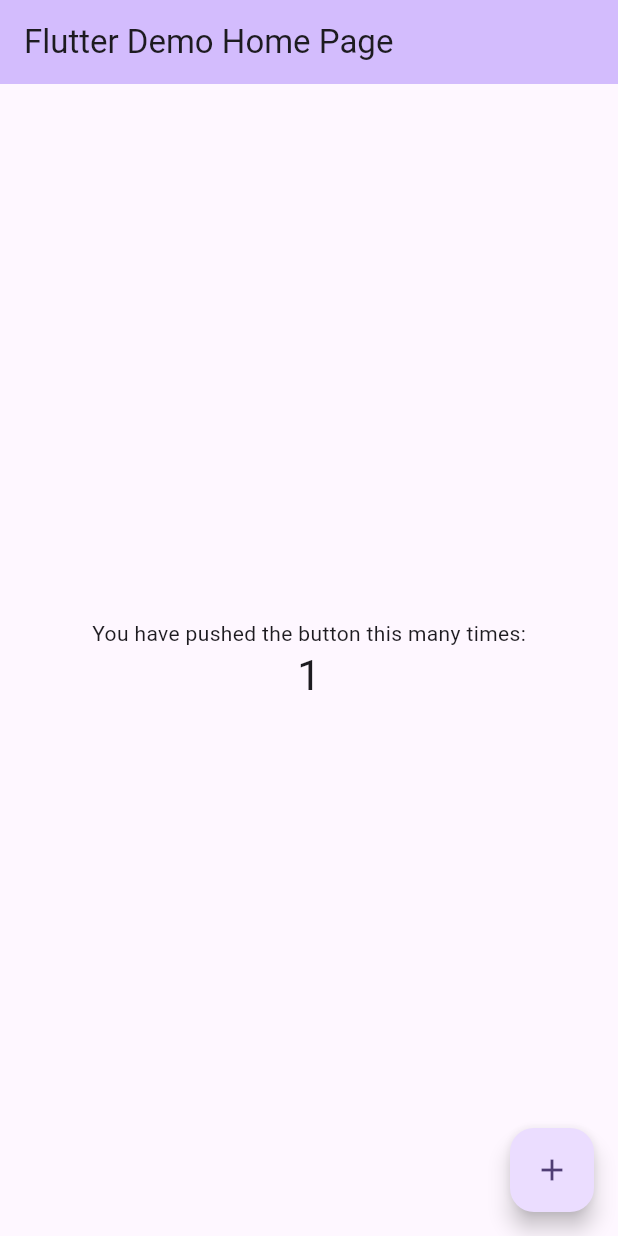
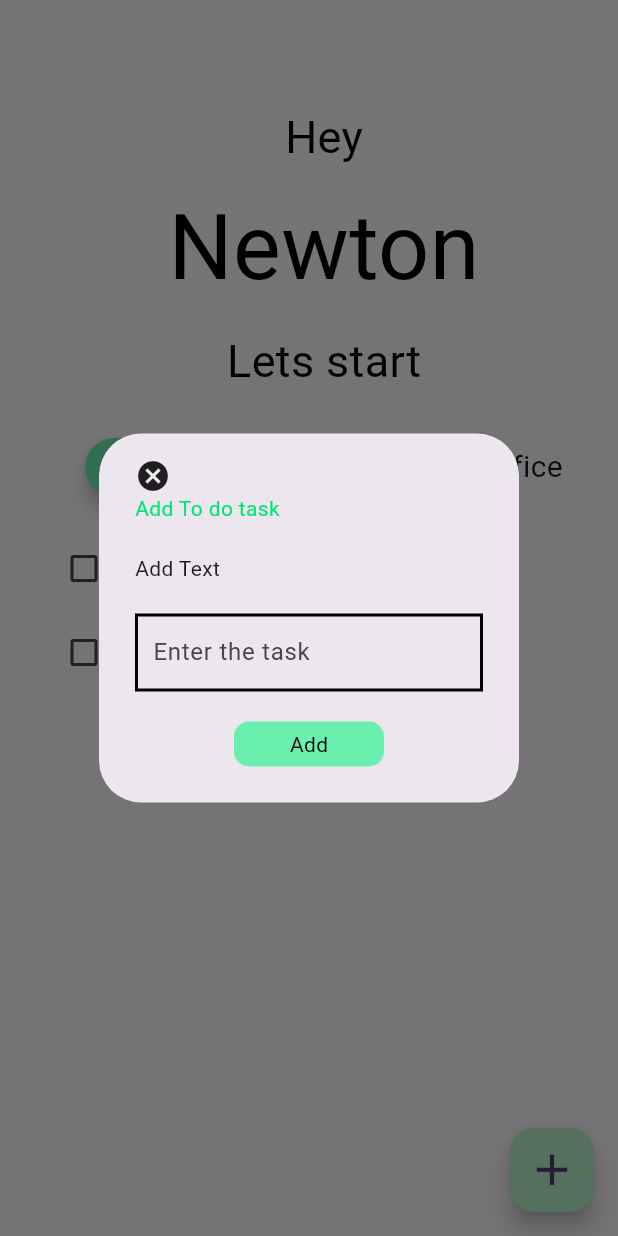
Before and after one commit to NewtonGain/aa, a Flutter app: the screen it shows after launch, after a tap on the "add" icon, on a phone screen of 412 x 824 dp. Run offline on Flutter 3.47's test engine with Material 3 defaults, Android fonts, the phone set to English and light mode, and no system bars; our stand-ins replace cloud_firestore, firebase_core, random_string; accounts and stored records are empty.

Commit message:
data push

```diff
--- /dev/null
+++ b/lib/db.dart
@@ -0,0 +1,27 @@
+import 'package:cloud_firestore/cloud_firestore.dart';
+
+class DatabaseService {
+  Future addPersonalTask(
+      Map<String, dynamic> userPersonalMap, String id) async {
+    return await FirebaseFirestore.instance
+        .collection("Personal")
+        .doc(id)
+        .set(userPersonalMap);
+  }
+
+  Future addCollegeTask(
+      Map<String, dynamic> userPersonalMap, String id) async {
+    return await FirebaseFirestore.instance
+        .collection("College")
+        .doc(id)
+        .set(userPersonalMap);
+  }
+
+  Future addOfficeTask(
+      Map<String, dynamic> userPersonalMap, String id) async {
+    return await FirebaseFirestore.instance
+        .collection("Office")
+        .doc(id)
+        .set(userPersonalMap);
+  }
+}
--- /dev/null
+++ b/lib/home.dart
@@ -0,0 +1,278 @@
+import 'package:aa/db.dart';
+import 'package:flutter/material.dart';
+import 'package:random_string/random_string.dart';
+
+class MyHomePage extends StatefulWidget {
+  const MyHomePage({super.key});
+
+  @override
+  State<MyHomePage> createState() => _MyHomePageState();
+}
+
+class _MyHomePageState extends State<MyHomePage> {
+  bool suggest = false;
+  bool Personal = true, College = false, Office = false;
+  TextEditingController todoController = TextEditingController();
+  @override
+  Widget build(BuildContext context) {
+    return Scaffold(
+      floatingActionButton: FloatingActionButton(
+        backgroundColor: Colors.greenAccent.shade100,
+        onPressed: () {
+          openBox();
+        },
+        child: Icon(
+          Icons.add,
+          size: 35,
+        ),
+      ),
+      body: Container(
+        padding: const EdgeInsets.only(top: 70, left: 20),
+        height: MediaQuery.of(context).size.height,
+        width: MediaQuery.of(context).size.width,
+        decoration: const BoxDecoration(
+            gradient: LinearGradient(colors: [
+          Colors.white,
+          Colors.white38,
+        ], begin: Alignment.topLeft, end: Alignment.bottomRight)),
+        child: Column(
+          children: [
+            Container(
+              child: const Text(
+                "Hey",
+                style: TextStyle(fontSize: 30, color: Colors.black),
+              ),
+            ),
+            const SizedBox(height: 10),
+            Container(
+              child: const Text(
+                "Newton",
+                style: TextStyle(fontSize: 60, color: Colors.black),
+              ),
+            ),
+            const SizedBox(height: 10),
+            Container(
+              child: const Text(
+                "Lets start",
+                style: TextStyle(fontSize: 30, color: Colors.black),
+              ),
+            ),
+            const SizedBox(
+              height: 30,
+            ),
+            Row(
+              mainAxisAlignment: MainAxisAlignment.spaceEvenly,
+              children: [
+                Personal
+                    ? Material(
+                        elevation: 5,
+                        borderRadius: BorderRadius.circular(20),
+                        child: Container(
+                          padding: EdgeInsets.symmetric(
+                              horizontal: 20.0, vertical: 5.0),
+                          decoration: BoxDecoration(
+                            color: Colors.greenAccent.shade200,
+                            borderRadius: BorderRadius.circular(20),
+                          ),
+                          child: const Text(
+                            "Personal",
+                            style: TextStyle(
+                              fontSize: 20,
+                              color: Colors.black,
+                              fontWeight: FontWeight.bold,
+                            ),
+                          ),
+                        ),
+                      )
+                    : GestureDetector(
+                        onTap: () {
+                          Personal = true;
+                          College = false;
+                          Office = false;
+                          setState(() {});
+                        },
+                        child: Text(
+                          'Personal',
+                          style: TextStyle(fontSize: 20),
+                        ),
+                      ),
+                College
+                    ? Material(
+                        elevation: 5,
+                        borderRadius: BorderRadius.circular(20),
+                        child: Container(
+                          padding: EdgeInsets.symmetric(
+                              horizontal: 20.0, vertical: 5.0),
+                          decoration: BoxDecoration(
+                            color: Colors.greenAccent.shade200,
+                            borderRadius: BorderRadius.circular(20),
+                          ),
+                          child: const Text(
+                            "College",
+                            style: TextStyle(
+                              fontSize: 20,
+                              color: Colors.black,
+                              fontWeight: FontWeight.bold,
+                            ),
+                          ),
+                        ),
+                      )
+                    : GestureDetector(
+                        onTap: () {
+                          Personal = false;
+                          College = true;
+                          Office = false;
+                          setState(() {});
+                        },
+                        child: Text(
+                          'College',
+                          style: TextStyle(fontSize: 20),
+                        )),
+                Office
+                    ? Material(
+                        elevation: 5,
+                        borderRadius: BorderRadius.circular(20),
+                        child: Container(
+                          padding: EdgeInsets.symmetric(
+                              horizontal: 20.0, vertical: 5.0),
+                          decoration: BoxDecoration(
+                            color: Colors.greenAccent.shade200,
+                            borderRadius: BorderRadius.circular(20),
+                          ),
+                          child: const Text(
+                            "Office",
+                            style: TextStyle(
+                              fontSize: 20,
+                              color: Colors.black,
+                              fontWeight: FontWeight.bold,
+                            ),
+                          ),
+                        ),
+                      )
+                    : GestureDetector(
+                        onTap: () {
+                          Personal = false;
+                          College = false;
+                          Office = true;
+                          setState(() {});
+                        },
+                        child: Text(
+                          'Office',
+                          style: TextStyle(fontSize: 20),
+                        )),
+              ],
+            ),
+            SizedBox(
+              height: 20,
+            ),
+            CheckboxListTile(
+              activeColor: Colors.greenAccent.shade100,
+              title: Text('helo'),
+              value: suggest,
+              onChanged: (newValue) {
+                setState(() {
+                  suggest = newValue!;
+                });
+              },
+              controlAffinity: ListTileControlAffinity.leading,
+            ),
+            CheckboxListTile(
+              activeColor: Colors.greenAccent.shade100,
+              title: Text('helo'),
+              value: suggest,
+              onChanged: (newValue) {
+                setState(() {
+                  suggest = newValue!;
+                });
+              },
+              controlAffinity: ListTileControlAffinity.leading,
+            ),
+          ],
+        ),
+      ),
+    );
+  }
+
+  openBox() {
+    return showDialog(
+      context: context,
+      builder: (context) => AlertDialog(
+        content: SingleChildScrollView(
+          child: Container(
+            child: Column(
+              crossAxisAlignment: CrossAxisAlignment.start,
+              children: [
+                GestureDetector(
+                  onTap: () {
+                    Navigator.pop(context);
+                  },
+                  child: Icon(Icons.cancel),
+                ),
+                SizedBox(
+                  width: 60,
+                ),
+                Text(
+                  "Add To do task",
+                  style: TextStyle(color: Colors.greenAccent.shade400),
+                ),
+                SizedBox(
+                  height: 20.0,
+                ),
+                Text("Add Text"),
+                SizedBox(
+                  height: 20,
+                ),
+                Container(
+                  padding: EdgeInsets.symmetric(horizontal: 10.0),
+                  decoration: BoxDecoration(
+                      border: Border.all(color: Colors.black, width: 2.0)),
+                  child: TextField(
+                    controller: todoController,
+                    decoration: InputDecoration(
+                        border: InputBorder.none, hintText: "Enter the task"),
+                  ),
+                ),
+                SizedBox(
+                  height: 20,
+                ),
+                Center(
+                  child: Container(
+                    padding: EdgeInsets.all(5),
+                    width: 100,
+                    decoration: BoxDecoration(
+                      color: Colors.greenAccent,
+                      borderRadius: BorderRadius.circular(10),
+                    ),
+                    child: GestureDetector(
+                      onTap: () {
+                        String id = randomAlphaNumeric(10);
+                        Map<String, dynamic> userTodo = {
+                          "work": todoController.text,
+                          "id": id,
+                        };
+                        Personal
+                            ? DatabaseService().addPersonalTask(userTodo, id)
+                            : College
+                                ? DatabaseService().addCollegeTask(userTodo, id)
+                                : Office
+                                    ? DatabaseService()
+                                        .addOfficeTask(userTodo, id)
+                                    : Navigator.pop(context);
+                      },
+                      child: Center(
+                        child: Text(
+                          'Add',
+                          style: TextStyle(color: Colors.black),
+                        ),
+                      ),
+                    ),
+                  ),
+                )
+              ],
+            ),
+          ),
+        ),
+      ),
+    );
+  }
+}
--- a/lib/main.dart
+++ b/lib/main.dart
@@ -1,4 +1,5 @@
 import 'package:aa/firebase_options.dart';
+import 'package:aa/home.dart';
 import 'package:firebase_core/firebase_core.dart';
 import 'package:flutter/material.dart';
 
@@ -12,65 +13,16 @@ void main() async {
 
 class MyApp extends StatelessWidget {
   const MyApp({super.key});
-
-  // This widget is the root of your application.
   @override
   Widget build(BuildContext context) {
     return MaterialApp(
+      debugShowCheckedModeBanner: false,
       title: 'Flutter Demo',
       theme: ThemeData(
         colorScheme: ColorScheme.fromSeed(seedColor: Colors.deepPurple),
         useMaterial3: true,
       ),
-      home: const MyHomePage(title: 'Flutter Demo Home Page'),
+      home: const MyHomePage(),
     );
   }
 }
-
-class MyHomePage extends StatefulWidget {
-  const MyHomePage({super.key, required this.title});
-
-  final String title;
-
-  @override
-  State<MyHomePage> createState() => _MyHomePageState();
-}
-
-class _MyHomePageState extends State<MyHomePage> {
-  int _counter = 0;
-
-  void _incrementCounter() {
-    setState(() {
-      _counter++;
-    });
-  }
-
-  @override
-  Widget build(BuildContext context) {
-    return Scaffold(
-      appBar: AppBar(
-        backgroundColor: Theme.of(context).colorScheme.inversePrimary,
-        title: Text(widget.title),
-      ),
-      body: Center(
-        child: Column(
-          mainAxisAlignment: MainAxisAlignment.center,
-          children: <Widget>[
-            const Text(
-              'You have pushed the button this many times:',
-            ),
-            Text(
-              '$_counter',
-              style: Theme.of(context).textTheme.headlineMedium,
-            ),
-          ],
-        ),
-      ),
-      floatingActionButton: FloatingActionButton(
-        onPressed: _incrementCounter,
-        tooltip: 'Increment',
-        child: const Icon(Icons.add),
-      ),
-    );
-  }
-}
--- a/pubspec.yaml
+++ b/pubspec.yaml
@@ -37,6 +37,7 @@ dependencies:
   cupertino_icons: ^1.0.2
   firebase_core: ^3.4.1
   cloud_firestore: ^5.4.1
+  random_string: ^2.3.1
 
 dev_dependencies:
   flutter_test:
```
Also changed, not shown: pubspec.lock.
